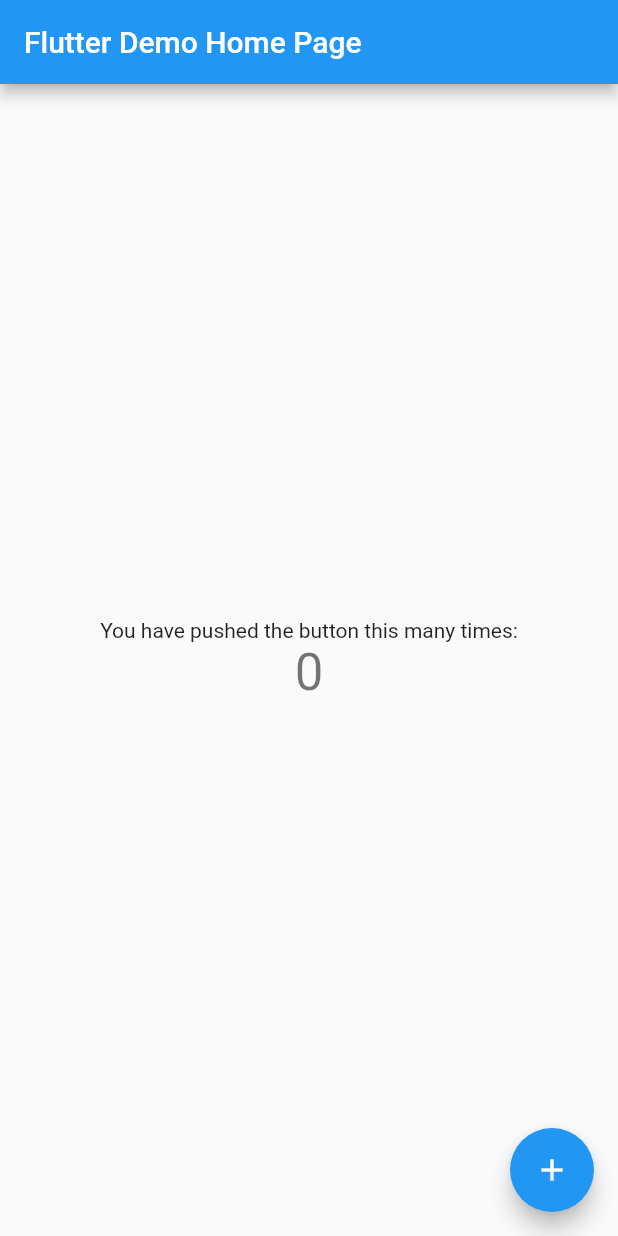
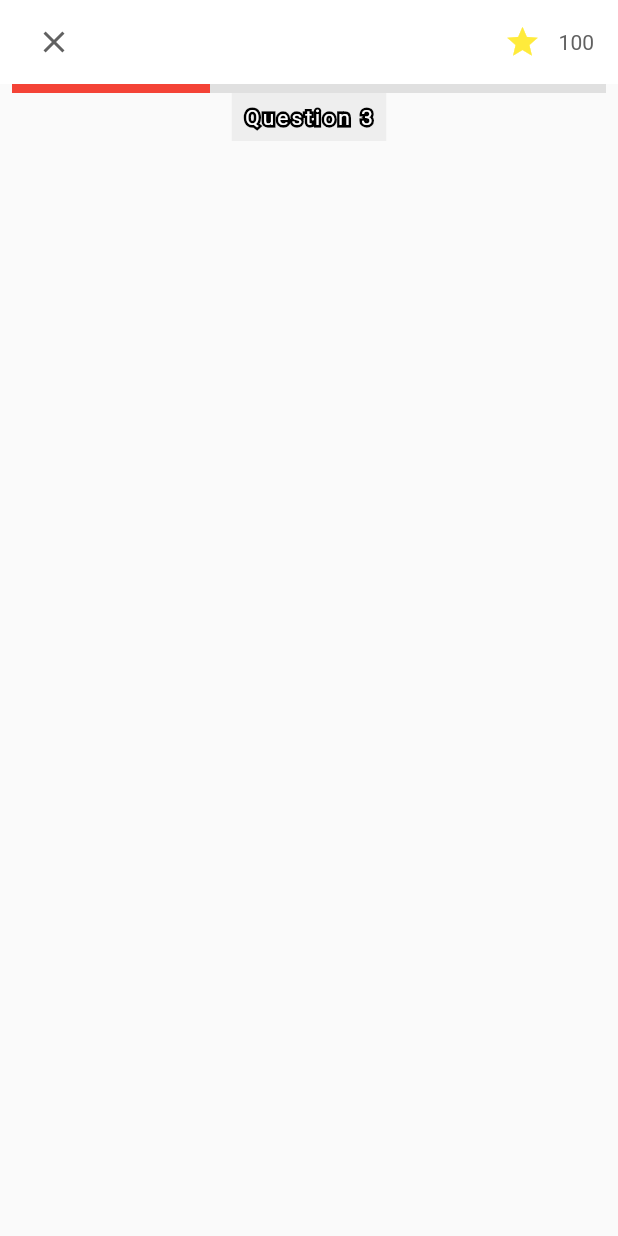
Before and after one commit to vishalkathiriya93/flutter-assignment, a Flutter app: the screen it shows after launch, on a phone screen of 412 x 824 dp. Run offline on Flutter 3.47's test engine with Material 2 defaults, Android fonts, the phone set to English and light mode, and no system bars.

Commit message:
created the appbar for the questions screen

```diff
--- a/lib/main.dart
+++ b/lib/main.dart
@@ -1,115 +1,16 @@
 import 'package:flutter/material.dart';
+import 'package:flutter_home_assignment/modules/questions/screens/question_screen.dart';
 
-void main() {
-  runApp(const MyApp());
-}
+void main() => runApp(MyApp());
 
 class MyApp extends StatelessWidget {
-  const MyApp({Key? key}) : super(key: key);
-
-  // This widget is the root of your application.
   @override
   Widget build(BuildContext context) {
     return MaterialApp(
-      title: 'Flutter Demo',
-      theme: ThemeData(
-        // This is the theme of your application.
-        //
-        // Try running your application with "flutter run". You'll see the
-        // application has a blue toolbar. Then, without quitting the app, try
-        // changing the primarySwatch below to Colors.green and then invoke
-        // "hot reload" (press "r" in the console where you ran "flutter run",
-        // or simply save your changes to "hot reload" in a Flutter IDE).
-        // Notice that the counter didn't reset back to zero; the application
-        // is not restarted.
-        primarySwatch: Colors.blue,
-      ),
-      home: const MyHomePage(title: 'Flutter Demo Home Page'),
-    );
+        title: 'Brainy',
+        theme: ThemeData(
+            appBarTheme:
+                AppBarTheme(backgroundColor: Colors.white, elevation: 0)),
+        home: QuestionScreen());
   }
 }
-
-class MyHomePage extends StatefulWidget {
-  const MyHomePage({Key? key, required this.title}) : super(key: key);
-
-  // This widget is the home page of your application. It is stateful, meaning
-  // that it has a State object (defined below) that contains fields that affect
-  // how it looks.
-
-  // This class is the configuration for the state. It holds the values (in this
-  // case the title) provided by the parent (in this case the App widget) and
-  // used by the build method of the State. Fields in a Widget subclass are
-  // always marked "final".
-
-  final String title;
-
-  @override
-  State<MyHomePage> createState() => _MyHomePageState();
-}
-
-class _MyHomePageState extends State<MyHomePage> {
-  int _counter = 0;
-
-  void _incrementCounter() {
-    setState(() {
-      // This call to setState tells the Flutter framework that something has
-      // changed in this State, which causes it to rerun the build method below
-      // so that the display can reflect the updated values. If we changed
-      // _counter without calling setState(), then the build method would not be
-      // called again, and so nothing would appear to happen.
-      _counter++;
-    });
-  }
-
-  @override
-  Widget build(BuildContext context) {
-    // This method is rerun every time setState is called, for instance as done
-    // by the _incrementCounter method above.
-    //
-    // The Flutter framework has been optimized to make rerunning build methods
-    // fast, so that you can just rebuild anything that needs updating rather
-    // than having to individually change instances of widgets.
-    return Scaffold(
-      appBar: AppBar(
-        // Here we take the value from the MyHomePage object that was created by
-        // the App.build method, and use it to set our appbar title.
-        title: Text(widget.title),
-      ),
-      body: Center(
-        // Center is a layout widget. It takes a single child and positions it
-        // in the middle of the parent.
-        child: Column(
-          // Column is also a layout widget. It takes a list of children and
-          // arranges them vertically. By default, it sizes itself to fit its
-          // children horizontally, and tries to be as tall as its parent.
-          //
-          // Invoke "debug painting" (press "p" in the console, choose the
-          // "Toggle Debug Paint" action from the Flutter Inspector in Android
-          // Studio, or the "Toggle Debug Paint" command in Visual Studio Code)
-          // to see the wireframe for each widget.
-          //
-          // Column has various properties to control how it sizes itself and
-          // how it positions its children. Here we use mainAxisAlignment to
-          // center the children vertically; the main axis here is the vertical
-          // axis because Columns are vertical (the cross axis would be
-          // horizontal).
-          mainAxisAlignment: MainAxisAlignment.center,
-          children: <Widget>[
-            const Text(
-              'You have pushed the button this many times:',
-            ),
-            Text(
-              '$_counter',
-              style: Theme.of(context).textTheme.headline4,
-            ),
-          ],
-        ),
-      ),
-      floatingActionButton: FloatingActionButton(
-        onPressed: _incrementCounter,
-        tooltip: 'Increment',
-        child: const Icon(Icons.add),
-      ), // This trailing comma makes auto-formatting nicer for build methods.
-    );
-  }
-}
--- /dev/null
+++ b/lib/modules/questions/screens/question_screen.dart
@@ -0,0 +1,20 @@
+import 'package:flutter/material.dart';
+import 'package:flutter_home_assignment/modules/questions/widgets/question_appbar.dart';
+
+class QuestionScreen extends StatelessWidget {
+  const QuestionScreen({Key? key}) : super(key: key);
+
+  @override
+  Widget build(BuildContext context) {
+    return Scaffold(
+      appBar: QuestionsAppBar(),
+      body: SingleChildScrollView(
+        child: Column(
+          children: [
+            Text(""),
+          ],
+        ),
+      ),
+    );
+  }
+}
--- /dev/null
+++ b/lib/modules/questions/widgets/question_appbar.dart
@@ -0,0 +1,84 @@
+
+import 'package:flutter/material.dart';
+import 'package:flutter_home_assignment/widgets/borderedText.dart';
+
+class QuestionsAppBar extends StatelessWidget implements PreferredSizeWidget {
+  const QuestionsAppBar({
+    Key? key,
+    this.height = kToolbarHeight + 38,
+  }) : super(key: key);
+
+  final double height;
+
+  @override
+  Size get preferredSize => Size.fromHeight(height);
+
+  @override
+  Widget build(BuildContext context) {
+    return Column(
+      children: [
+        AppBar(
+          leading: Padding(
+            padding: const EdgeInsets.only(left: 16.0),
+            child: IconButton(
+              icon: Icon(
+                Icons.close,
+                color: Colors.grey[700],
+              ),
+              onPressed: () {},
+            ),
+          ),
+          actions: [
+            Padding(
+              padding: const EdgeInsets.only(right: 16.0),
+              child: Row(
+                children: [
+                  IconButton(
+                      onPressed: () {},
+                      icon: const Icon(
+                        Icons.star,
+                        color: Colors.yellow,
+                      )),
+                  Text(
+                    "100",
+                    style: TextStyle(color: Colors.grey[700]),
+                  )
+                ],
+              ),
+            )
+          ],
+        ),
+        Padding(
+          padding: const EdgeInsets.symmetric(horizontal: 8.0),
+          child: Row(
+            children: [
+              Expanded(
+                // current question
+                flex: 5,
+                child: Container(
+                  height: 6,
+                  color: Colors.red,
+                ),
+              ),
+              Expanded(
+                  // questions remaining
+                  flex: 10,
+                  child: Container(
+                    color: Colors.grey[300],
+                    height: 6,
+                  ))
+            ],
+          ),
+        ),
+        Container(
+            color: Colors.grey[200],
+            padding: EdgeInsets.all(8),
+            child: const BorderedText(
+              text: "Question 3",
+              borderWidth: 3.5,
+              letterSpacing: 2,
+            ))
+      ],
+    );
+  }
+}
--- /dev/null
+++ b/lib/widgets/borderedText.dart
@@ -0,0 +1,41 @@
+
+import 'package:flutter/material.dart';
+
+class BorderedText extends StatelessWidget {
+  const BorderedText({
+    required this.text,
+    this.fontSize = 12,
+    this.letterSpacing = 1,
+    this.textColor = Colors.white,
+    this.borderColor = Colors.black,
+    this.borderWidth = 1,
+    Key? key,
+  }) : super(key: key);
+  final String text;
+  final double letterSpacing;
+  final double fontSize;
+  final double borderWidth;
+  final Color borderColor;
+  final Color textColor;
+  @override
+  Widget build(BuildContext context) {
+    return Stack(
+      children: [
+        Text(
+          text,
+          style: TextStyle(
+            letterSpacing: letterSpacing,
+            foreground: Paint()
+              ..style = PaintingStyle.stroke
+              ..strokeWidth = borderWidth
+              ..color = borderColor,
+          ),
+        ),
+        Text(
+          text,
+          style: TextStyle(letterSpacing: letterSpacing, color: textColor),
+        )
+      ],
+    );
+  }
+}
```
